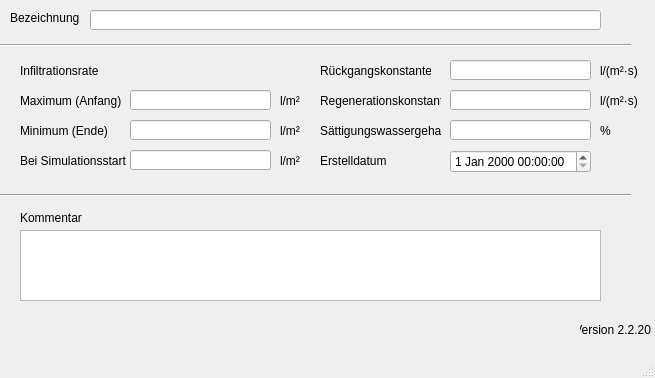
First picture: the form in qkan/database/templates/bodenklassen.ui, repository hoettges/QKan, before the edit.
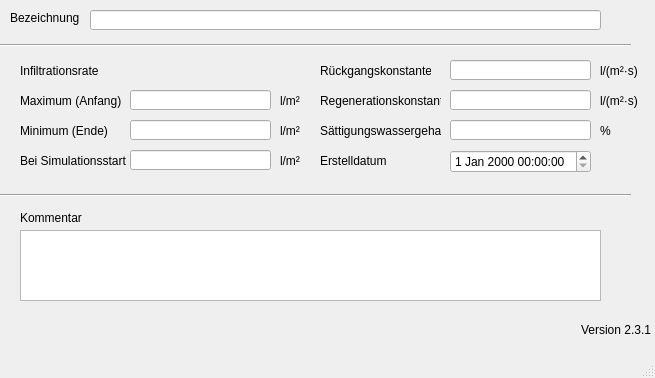
Second picture: the form after the edit. Custom widgets are drawn as their Qt base class.

The edit to the form file:
```diff
--- a/qkan/database/templates/bodenklassen.ui
+++ b/qkan/database/templates/bodenklassen.ui
@@ -354,7 +354,7 @@
      <string>Version QKan Import</string>
     </property>
     <property name="text">
-     <string>Version 2.2.20</string>
+     <string>Version 2.3.1</string>
     </property>
     <property name="alignment">
      <set>Qt::AlignRight|Qt::AlignTrailing|Qt::AlignVCenter</set>
```
